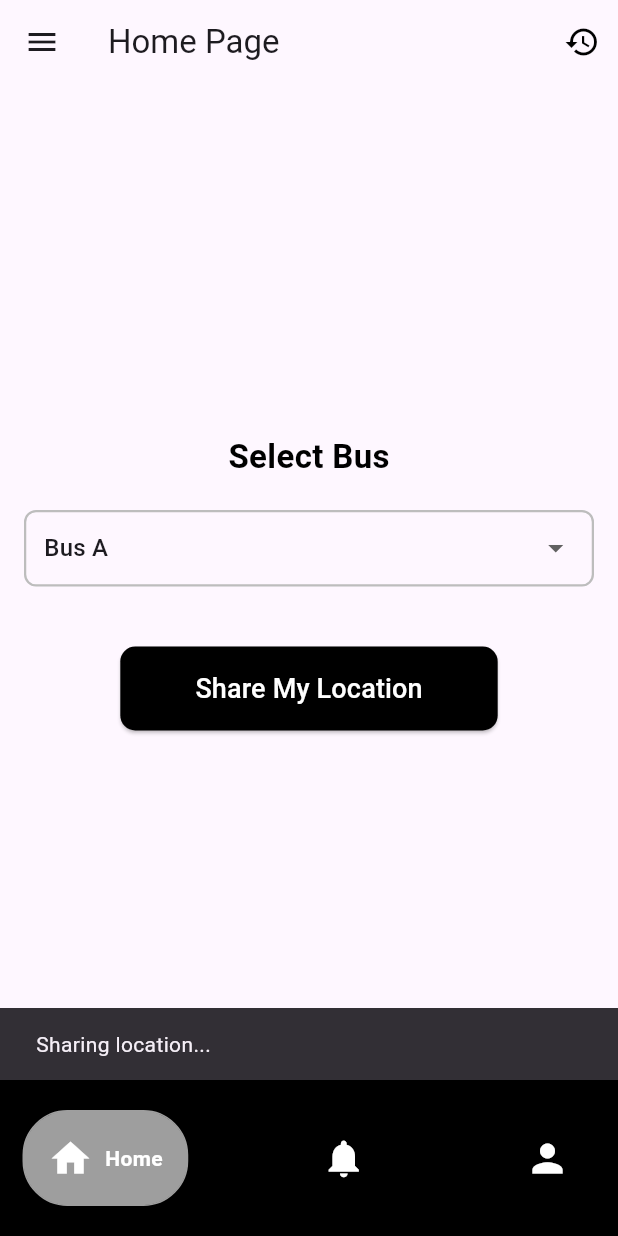
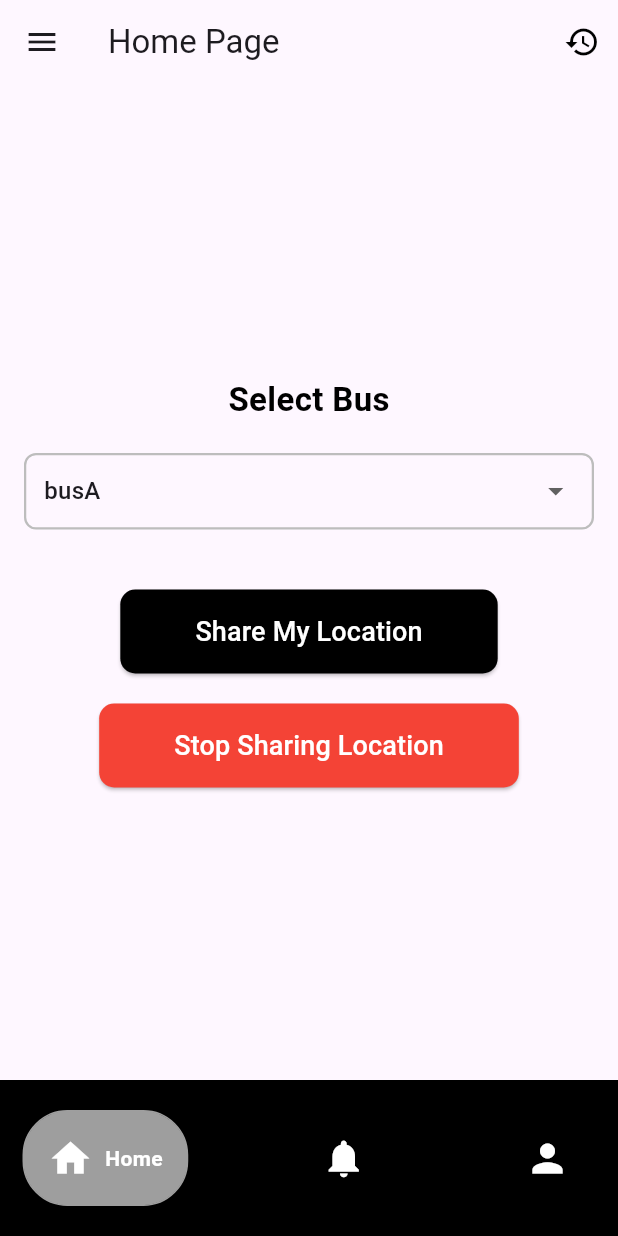
Before and after one commit to Davda-James/driver, a Flutter app: the screen it shows after launch, after a tap on "Share My Location", on a phone screen of 412 x 824 dp. Run offline on Flutter 3.47's test engine with Material 3 defaults, Android fonts, the phone set to English and light mode, and no system bars; drawn by our look-alikes of google_nav_bar; our stand-ins replace firebase_core, firebase_database, geolocator; accounts and stored records are empty.

Commit message:
working fine

```diff
--- a/lib/home.dart
+++ b/lib/home.dart
@@ -3,7 +3,9 @@ import 'sidebar.dart';
 import 'bottomnavigationbar.dart';
 import 'Notification.dart';
 import 'profile.dart';
-import 'notificationhsitory.dart';
+import 'notificationhistory.dart';
+import 'LocationService.dart';
+import 'dart:async';
 
 void main() {
   runApp(MyApp());
@@ -29,7 +31,10 @@ class HomePage extends StatefulWidget {
 
 class _HomePageState extends State<HomePage> {
   int _selectedIndex = 0; // State variable to track the selected index
-  String _selectedBus = 'Bus A'; // Default bus selection
+  String _selectedBus = 'busA'; // Default bus selection
+  final LocationService _locationService = LocationService();
+  bool _isSharingLocation = false;
+  Timer? _locationTimer;
 
   void _onSidebarItemSelected(int index) {
     setState(() {
@@ -63,26 +68,52 @@ class _HomePageState extends State<HomePage> {
     }
   }
 
-  void _shareLocation() {
-    // Implement location sharing logic here
+  void _shareLocation() async {
+    if (!_isSharingLocation) {
+      // Only start sharing if not already sharing
+      _locationTimer = Timer.periodic(Duration(seconds: 5), (timer) async {
+        await _locationService.sendLocationToFirebase(_selectedBus);
+        // Show Snackbar only when sharing is active
+        if (_isSharingLocation) {
           ScaffoldMessenger.of(context).showSnackBar(
             SnackBar(content: Text('Sharing location...')),
+          );
+        }
+      });
+
+      setState(() {
+        _isSharingLocation =
+            true; // Update the state to indicate location sharing is active
+      });
+    }
+  }
+
+  void _stopSharingLocation() {
+    _locationTimer?.cancel(); // Stop the timer
+    setState(() {
+      _isSharingLocation =
+          false; // Update the state to indicate location sharing has stopped
+    });
+    ScaffoldMessenger.of(context).showSnackBar(
+      SnackBar(content: Text('Location sharing stopped for $_selectedBus')),
     );
   }
 
   @override
   Widget build(BuildContext context) {
     return Scaffold(
-      appBar: AppBar(title: Text('Home Page'),
-        actions: [IconButton(
+      appBar: AppBar(
+        title: Text('Home Page'),
+        actions: [
+          IconButton(
             icon: Icon(Icons.history, color: Colors.black), // Back arrow icon
             onPressed: () {
-            Navigator.of(context).push(MaterialPageRoute(builder: (context) => NotificationHistoryPage()));
+              Navigator.of(context).push(MaterialPageRoute(
+                  builder: (context) => NotificationHistoryPage()));
               // Navigate back to the previous page
             },
           ),
         ],
-
       ),
       drawer: SideBar(
         onItemSelected: _onSidebarItemSelected,
@@ -125,7 +156,7 @@ class _HomePageState extends State<HomePage> {
                         _selectedBus = newValue!;
                       });
                     },
-                    items: <String>['Bus A', 'Bus B', 'Bus C']
+                    items: <String>['busA', 'busB', 'busC']
                         .map<DropdownMenuItem<String>>((String value) {
                       return DropdownMenuItem<String>(
                         value: value,
@@ -159,6 +190,22 @@ class _HomePageState extends State<HomePage> {
                   style: TextStyle(fontSize: 18, color: Colors.white),
                 ),
               ),
+              SizedBox(height: 20),
+              ElevatedButton(
+                onPressed: _isSharingLocation ? _stopSharingLocation : null,
+                style: ElevatedButton.styleFrom(
+                  padding: EdgeInsets.symmetric(horizontal: 50, vertical: 15),
+                  shape: RoundedRectangleBorder(
+                    borderRadius: BorderRadius.circular(10),
+                  ),
+                  backgroundColor:
+                      _isSharingLocation ? Colors.red : Colors.grey,
+                ),
+                child: Text(
+                  'Stop Sharing Location',
+                  style: TextStyle(fontSize: 18, color: Colors.white),
+                ),
+              ),
             ],
           ),
         ),
--- a/lib/main.dart
+++ b/lib/main.dart
@@ -1,12 +1,11 @@
 import 'package:flutter/material.dart';
 import 'package:firebase_core/firebase_core.dart';
-import 'LocationSharingScreen.dart';
 import 'firebase_options.dart';
 import 'home.dart';
 
 void main() async {
   WidgetsFlutterBinding.ensureInitialized();
-  await Firebase.initializeApp(options: DefaultFirebaseOptions.currentPlatform) ;
+  await Firebase.initializeApp(options: DefaultFirebaseOptions.currentPlatform);
   runApp(MyApp());
 }
 
--- a/lib/notificationhsitory.dart
+++ b/lib/notificationhistory.dart
@@ -15,7 +15,8 @@ class MyApp extends StatelessWidget {
 
 class NotificationHistoryPage extends StatefulWidget {
   @override
-  _NotificationHistoryPageState createState() => _NotificationHistoryPageState();
+  _NotificationHistoryPageState createState() =>
+      _NotificationHistoryPageState();
 }
 
 class _NotificationHistoryPageState extends State<NotificationHistoryPage> {
@@ -23,7 +24,7 @@ class _NotificationHistoryPageState extends State<NotificationHistoryPage> {
   String? selectedNotificationType;
 
   final List<String> buses = ['Bus 1', 'Bus 2', 'Bus 3'];
-  final List<String> notificationTypes = ['Land slide', 'Bus delay', 'General'];
+  final List<String> notificationTypes = ['landslide', 'delay', 'general'];
 
   @override
   Widget build(BuildContext context) {
@@ -35,7 +36,8 @@ class _NotificationHistoryPageState extends State<NotificationHistoryPage> {
       body: Padding(
         padding: const EdgeInsets.all(20.0),
         child: Column(
-          crossAxisAlignment: CrossAxisAlignment.stretch, // Make the column take full width
+          crossAxisAlignment:
+              CrossAxisAlignment.stretch, // Make the column take full width
           children: [
             // Bus Selector
             Padding(
@@ -101,7 +103,8 @@ class _NotificationHistoryPageState extends State<NotificationHistoryPage> {
               },
               child: Text(
                 'Get Notifications',
-                style: TextStyle(fontSize: 18,color: Colors.white), // Increased font size
+                style: TextStyle(
+                    fontSize: 18, color: Colors.white), // Increased font size
               ),
             ),
           ],
```
Also changed, not shown: lib/LocationService.dart (added, +36 -0 lines), lib/LocationSharingScreen.dart (deleted, +0 -92 lines). Lines whose indentation alone changed are shown as unchanged.
